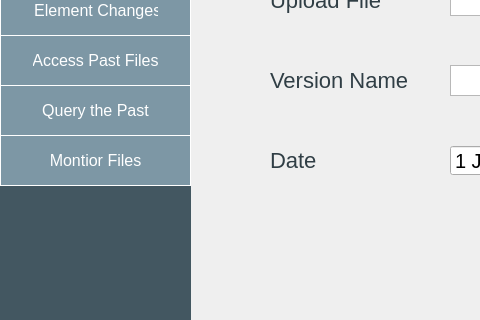
This is addfiles.ui in HalaSaadeh/XML_Warehouse as Qt 5 draws it before an edit; both pictures show x 0 to 480 and y 285 to 605 of the 1120 by 850 pixel window. The edited form follows.
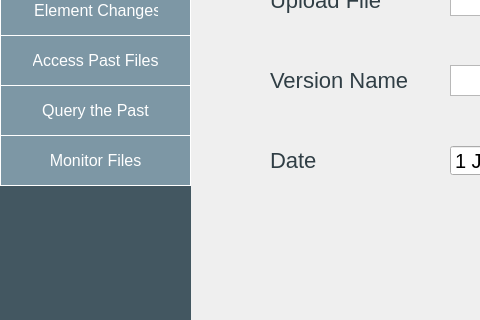
This is the edited form.

Patch:
```diff
--- a/addfiles.ui
+++ b/addfiles.ui
@@ -601,7 +601,7 @@
 </string>
    </property>
    <property name="text">
-    <string>Montior Files</string>
+    <string>Monitor Files</string>
    </property>
   </widget>
  </widget>
```
